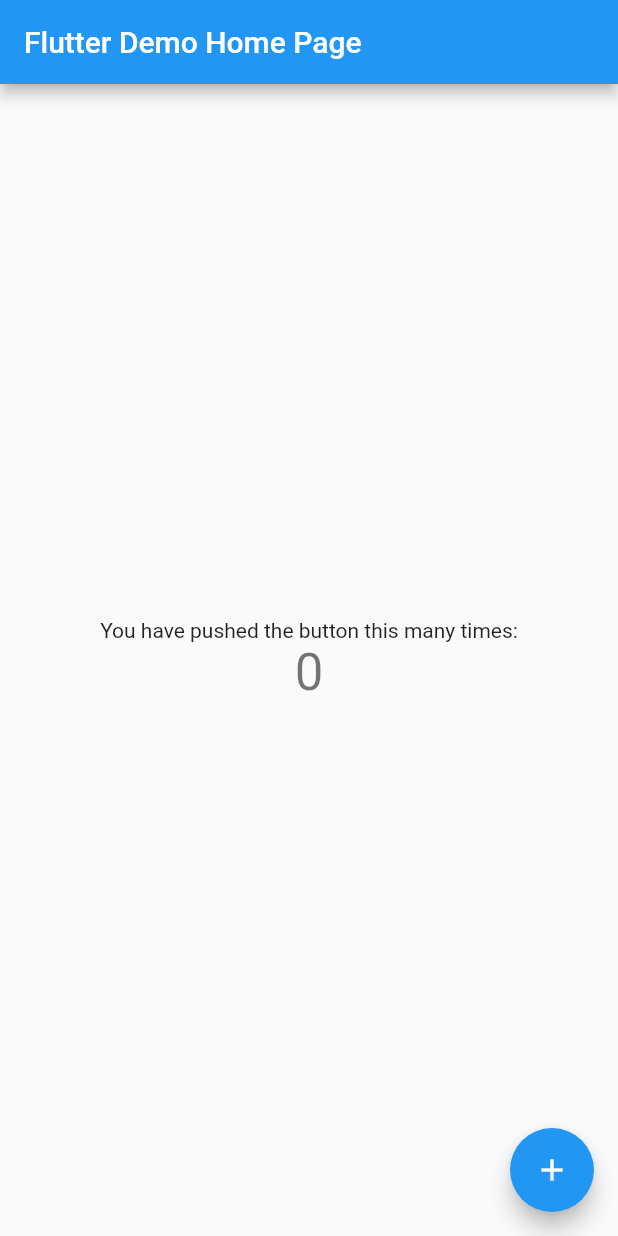
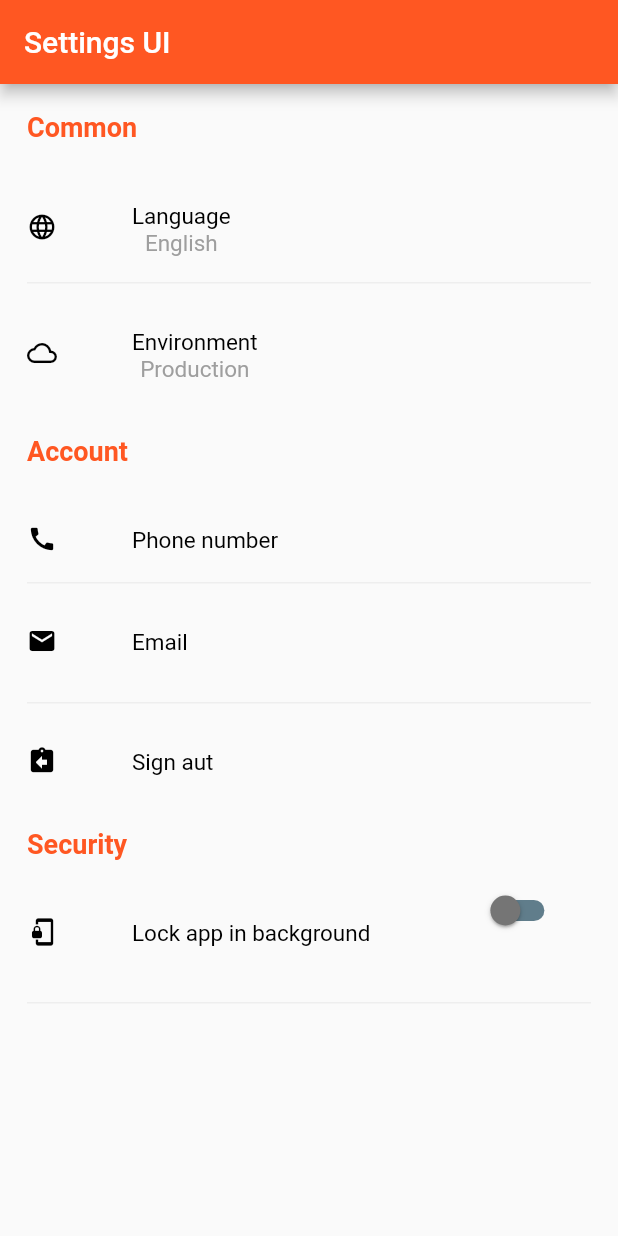
Before and after one commit to Edgar-001/Edgar-001, a Flutter app: the screen it shows after launch, on a phone screen of 412 x 824 dp. Run offline on Flutter 3.47's test engine with Material 2 defaults, Android fonts, the phone set to English and light mode, and no system bars.

Commit message:
new file

```diff
--- a/lib/main.dart
+++ b/lib/main.dart
@@ -1,113 +1,24 @@
 import 'package:flutter/material.dart';
+import 'package:flutter_home_work/page/page.dart';
+import 'package:flutter/widgets.dart';
+//import 'package:flutter/lib/src/painting/box_border.dart';
 
 void main() {
-  runApp(MyApp());
+  runApp(const MyApp());
 }
 
 class MyApp extends StatelessWidget {
+  const MyApp({Key key}) : super(key: key);
+
   // This widget is the root of your application.
   @override
   Widget build(BuildContext context) {
     return MaterialApp(
-      title: 'Flutter Demo',
+      title: 'Settings UI',
       theme: ThemeData(
-        // This is the theme of your application.
-        //
-        // Try running your application with "flutter run". You'll see the
-        // application has a blue toolbar. Then, without quitting the app, try
-        // changing the primarySwatch below to Colors.green and then invoke
-        // "hot reload" (press "r" in the console where you ran "flutter run",
-        // or simply save your changes to "hot reload" in a Flutter IDE).
-        // Notice that the counter didn't reset back to zero; the application
-        // is not restarted.
-        primarySwatch: Colors.blue,
+        primarySwatch: Colors.deepOrange,
       ),
-      home: MyHomePage(title: 'Flutter Demo Home Page'),
+      home: const MyHomePage(title: 'Settings UI',)
     );
   }
 }
-
-class MyHomePage extends StatefulWidget {
-  MyHomePage({Key key, this.title}) : super(key: key);
-
-  // This widget is the home page of your application. It is stateful, meaning
-  // that it has a State object (defined below) that contains fields that affect
-  // how it looks.
-
-  // This class is the configuration for the state. It holds the values (in this
-  // case the title) provided by the parent (in this case the App widget) and
-  // used by the build method of the State. Fields in a Widget subclass are
-  // always marked "final".
-
-  final String title;
-
-  @override
-  _MyHomePageState createState() => _MyHomePageState();
-}
-
-class _MyHomePageState extends State<MyHomePage> {
-  int _counter = 0;
-
-  void _incrementCounter() {
-    setState(() {
-      // This call to setState tells the Flutter framework that something has
-      // changed in this State, which causes it to rerun the build method below
-      // so that the display can reflect the updated values. If we changed
-      // _counter without calling setState(), then the build method would not be
-      // called again, and so nothing would appear to happen.
-      _counter++;
-    });
-  }
-
-  @override
-  Widget build(BuildContext context) {
-    // This method is rerun every time setState is called, for instance as done
-    // by the _incrementCounter method above.
-    //
-    // The Flutter framework has been optimized to make rerunning build methods
-    // fast, so that you can just rebuild anything that needs updating rather
-    // than having to individually change instances of widgets.
-    return Scaffold(
-      appBar: AppBar(
-        // Here we take the value from the MyHomePage object that was created by
-        // the App.build method, and use it to set our appbar title.
-        title: Text(widget.title),
-      ),
-      body: Center(
-        // Center is a layout widget. It takes a single child and positions it
-        // in the middle of the parent.
-        child: Column(
-          // Column is also a layout widget. It takes a list of children and
-          // arranges them vertically. By default, it sizes itself to fit its
-          // children horizontally, and tries to be as tall as its parent.
-          //
-          // Invoke "debug painting" (press "p" in the console, choose the
-          // "Toggle Debug Paint" action from the Flutter Inspector in Android
-          // Studio, or the "Toggle Debug Paint" command in Visual Studio Code)
-          // to see the wireframe for each widget.
-          //
-          // Column has various properties to control how it sizes itself and
-          // how it positions its children. Here we use mainAxisAlignment to
-          // center the children vertically; the main axis here is the vertical
-          // axis because Columns are vertical (the cross axis would be
-          // horizontal).
-          mainAxisAlignment: MainAxisAlignment.center,
-          children: <Widget>[
-            Text(
-              'You have pushed the button this many times:',
-            ),
-            Text(
-              '$_counter',
-              style: Theme.of(context).textTheme.headline4,
-            ),
-          ],
-        ),
-      ),
-      floatingActionButton: FloatingActionButton(
-        onPressed: _incrementCounter,
-        tooltip: 'Increment',
-        child: Icon(Icons.add),
-      ), // This trailing comma makes auto-formatting nicer for build methods.
-    );
-  }
-}
--- /dev/null
+++ b/lib/page/page.dart
@@ -0,0 +1,258 @@
+import 'package:flutter/material.dart';
+import 'package:flutter_home_work/widget/icon.dart';
+
+import 'package:flutter_home_work/widget/text.dart';
+import 'package:flutter_home_work/widget/switch.dart';
+
+class MyHomePage extends StatefulWidget {
+  const MyHomePage({Key key,  this.title}) : super(key: key);
+  final String title;
+
+  @override
+  State<MyHomePage> createState() => _MyHomePageState();
+}
+
+class _MyHomePageState extends State<MyHomePage> {
+
+  @override
+  Widget build(BuildContext context) {
+    return Scaffold(
+      appBar: AppBar(
+        title: Text(widget.title),
+      ),
+      body: Center(
+        child: Container(
+          margin: const EdgeInsets.all(15.0),
+          padding: const EdgeInsets.all(3.0),
+          child: Column(
+            mainAxisAlignment: MainAxisAlignment.start,
+            crossAxisAlignment: CrossAxisAlignment.end,
+            children: [
+
+              /**
+               * Common
+               * */
+              Container(
+                  height: 115,
+                  decoration: containerDecoration(),
+                  child:  Column(children: [
+                    Column(
+                      children: [
+                        Row(children:  [
+                          AddTextWidget(
+                              text: 'Common',
+                              color: Colors.deepOrange,
+                              fontSize: 18.0,
+                              fontWeight: FontWeight.bold
+                          )
+                        ]),
+                        Row(
+                          mainAxisAlignment: MainAxisAlignment.start,
+                          crossAxisAlignment: CrossAxisAlignment.end,
+                          children: [
+                            Container(
+                              margin: const EdgeInsets.only(bottom: 10),
+                              child: AddIconWidget( icon: Icons.language )
+                            ),
+                            Container(
+                                margin: const EdgeInsets.only(left: 50, top: 40),
+                                child: Column(
+                                  children: [
+                                    AddTextWidget(text: 'Language'),
+                                    AddTextWidget(text: 'English', color: Colors.grey,)
+                                  ],
+                                )
+                            )
+                          ],
+                        )
+                      ],)
+                  ],)
+              ),
+
+              /**
+               * Account
+               * */
+              Container(
+                //
+                  height: 200,
+                  decoration: containerDecoration(),
+                  child:  Column(children: [
+                    Column(
+                      children: [
+                        Row(
+                          mainAxisAlignment: MainAxisAlignment.start,
+                          crossAxisAlignment: CrossAxisAlignment.end,
+                          children: [
+                            Container(
+                                margin: const EdgeInsets.only(bottom: 10),
+                                child: AddIconWidget( icon: Icons.cloud_outlined )
+                            ),
+                            Container(
+                                margin: const EdgeInsets.only(left: 50, top: 30),
+                                child: Column(
+                                  children:  [
+                                   AddTextWidget(text: 'Environment'),
+                                   AddTextWidget(text: 'Production', color: Colors.grey)
+                                  ],
+                                )
+                            )
+                          ],
+                        ),
+                       Container(
+                         margin: const EdgeInsets.only(top: 35),
+                         child:
+                         Row(
+                             children: [
+                               AddTextWidget(
+                                 text: 'Account',
+                                 color: Colors.deepOrange,
+                                 fontSize: 18,
+                                   fontWeight: FontWeight.bold
+                               )
+                             ]),
+                       ),
+                        Row(
+                          mainAxisAlignment: MainAxisAlignment.start,
+                          crossAxisAlignment: CrossAxisAlignment.end,
+                          children: [
+                            Container(margin: const EdgeInsets.only(top: 5),
+                                child: AddIconWidget(
+                                  icon: Icons.call,
+                                )
+                            ),
+                            Container(
+                                margin: const EdgeInsets.only(left: 50, top: 40),
+                                child: Column(
+                                  children: [
+                                   AddTextWidget(text: 'Phone number')
+                                  ],
+                                )
+                            )
+                          ],
+                        )
+                      ],)
+                  ],)
+              ),
+
+              /**
+               * Email
+               * */
+              Container(
+                //
+                  height: 80,
+                  decoration: containerDecoration(),
+                  child:  Column(children: [
+                    Column(
+                      children: [
+                        Row(
+                          mainAxisAlignment: MainAxisAlignment.start,
+                          crossAxisAlignment: CrossAxisAlignment.end,
+                          children: [
+                            Container(
+                                margin: const EdgeInsets.only(top: 5),
+                                child: AddIconWidget( icon: Icons.email )
+                            ),
+                            Container(
+                                margin: const EdgeInsets.only(left: 50, top: 30),
+                                child: Column(
+                                  children: [
+                                    AddTextWidget(text: 'Email')
+                                  ],
+                                )
+                            )
+                          ],
+                        ),
+                      ],)
+                  ],)
+              ),
+
+              /**
+               * Security
+               * */
+              Container(
+                //
+                  height: 200,
+                  decoration: containerDecoration(),
+                  child:  Column(children: [
+                    Column(
+                      children: [
+                        Row(
+                          mainAxisAlignment: MainAxisAlignment.start,
+                          crossAxisAlignment: CrossAxisAlignment.end,
+                          children: [
+                            Container(
+                                margin: const EdgeInsets.only(top: 5),
+                                child: AddIconWidget( icon: Icons.assignment_return_rounded )
+        ),
+                            Container(
+                                margin: const EdgeInsets.only(left: 50, top: 30),
+                                child: Column(
+                                  children: [
+                                   AddTextWidget(text: 'Sign aut')
+                                  ],
+                                )
+                            )
+                          ],
+                        ),
+                        Container(
+                          margin: const EdgeInsets.only(top: 35),
+                          child:
+                          Row(
+                              children: [
+                                AddTextWidget(
+                                  text: 'Security',
+                                  color: Colors.deepOrange,
+                                  fontSize: 18,
+                                    fontWeight: FontWeight.bold
+                                )
+                              ]),
+                        ),
+                        Row(
+                          mainAxisAlignment: MainAxisAlignment.start,
+                          crossAxisAlignment: CrossAxisAlignment.end,
+                          children: [
+                            Container(margin: const EdgeInsets.only(top: 5),
+                                child: AddIconWidget( icon: Icons.phonelink_lock )
+                            ),
+                            Container(
+                                margin: const EdgeInsets.only(left: 50, top: 40),
+                                child: Column(
+                                  children: [
+                                   AddTextWidget(text: 'Lock app in background')
+                                  ],
+                                )
+                            ),
+                            Container(
+                              margin: const EdgeInsets.only(left: 70, top: 10),
+                              /**
+                               * Switch
+                               **/
+                              child: SwitchWidget(
+                                activeColor: Colors.pinkAccent,
+                                activeTrackColor: Colors.deepOrange,
+                              )
+                            )
+                          ],
+
+                        ),
+
+                      ],)
+                  ],)
+              ),
+            ],
+          ),
+
+        ),
+      ),
+    );
+  }
+
+  // Decoration
+  BoxDecoration containerDecoration() {
+    return  BoxDecoration(
+        border: Border(
+          bottom:  BorderSide(width: 1.0, color: Colors.grey.shade200),
+        )
+    );
+  }
+}
--- /dev/null
+++ b/lib/widget/icon.dart
@@ -0,0 +1,18 @@
+import 'package:flutter/material.dart';
+
+class AddIconWidget extends StatelessWidget {
+  IconData icon;
+
+  AddIconWidget( {Key key,
+     this.icon,
+  }) : super(key: key);
+
+  @override
+  Widget build(BuildContext context) {
+    return Icon(
+      icon,
+      size: 20,
+      color: Colors.black,
+    );
+  }
+}
--- /dev/null
+++ b/lib/widget/switch.dart
@@ -0,0 +1,33 @@
+import 'package:flutter/cupertino.dart';
+import 'package:flutter/material.dart';
+
+class SwitchWidget extends StatelessWidget {
+
+  bool value;
+  Color activeColor;
+  Color activeTrackColor;
+  Color inactiveThumbColor;
+  Color inactiveTrackColor;
+
+  SwitchWidget({Key key,
+    this.value = false,
+     this.activeColor,
+     this.activeTrackColor,
+    this.inactiveThumbColor = Colors.black54,
+    this.inactiveTrackColor = Colors.blueGrey,
+
+  }) : super(key: key);
+
+  @override
+  Widget build(BuildContext context) {
+    return Switch(
+      value: value,
+
+      activeColor: activeColor,
+      activeTrackColor: activeTrackColor,
+      inactiveThumbColor: inactiveThumbColor,
+      inactiveTrackColor: inactiveTrackColor, onChanged: (bool value) {  },
+    );
+  }
+
+}
--- /dev/null
+++ b/lib/widget/text.dart
@@ -0,0 +1,29 @@
+import 'package:flutter/material.dart';
+
+class AddTextWidget extends StatelessWidget {
+  String text;
+  Color color;
+  double fontSize;
+  FontWeight fontWeight;
+
+  AddTextWidget({Key key,
+      this.text,
+     this.color = Colors.black,
+     this.fontSize = 15,
+     this.fontWeight = FontWeight.normal
+
+   }) : super(key: key);
+
+
+  @override
+  Widget build(BuildContext context) {
+    return Text(
+        text,
+      style: TextStyle(
+          color: color,
+        fontSize: fontSize,
+        fontWeight: fontWeight
+      ),
+    );
+  }
+}
```
